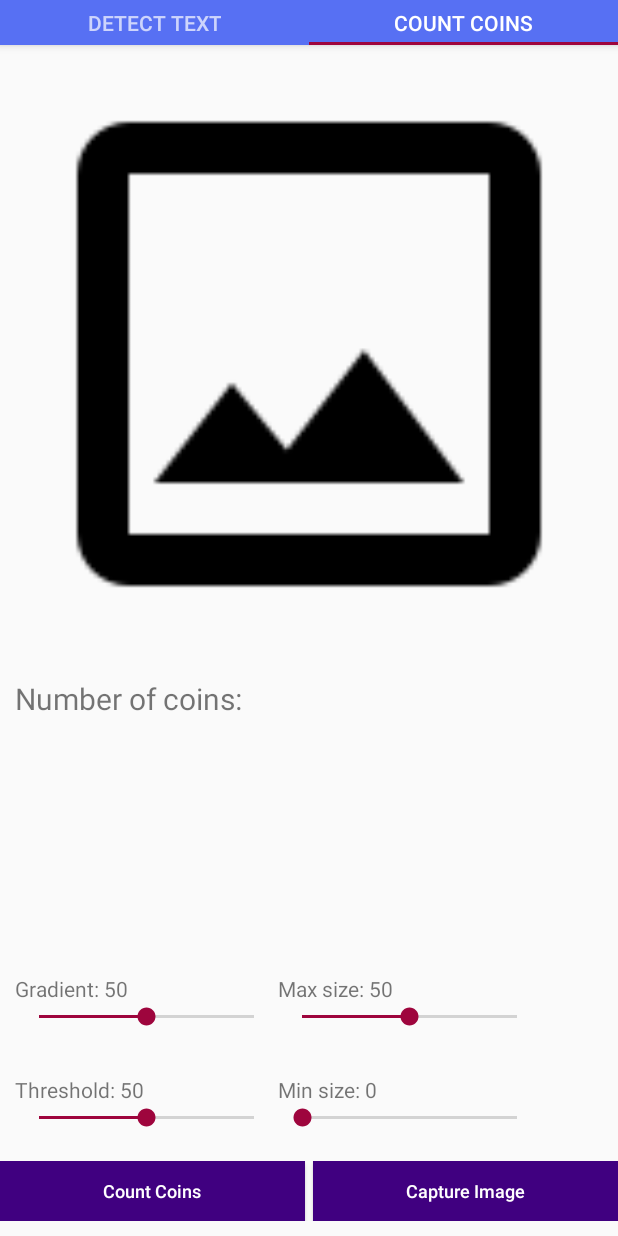
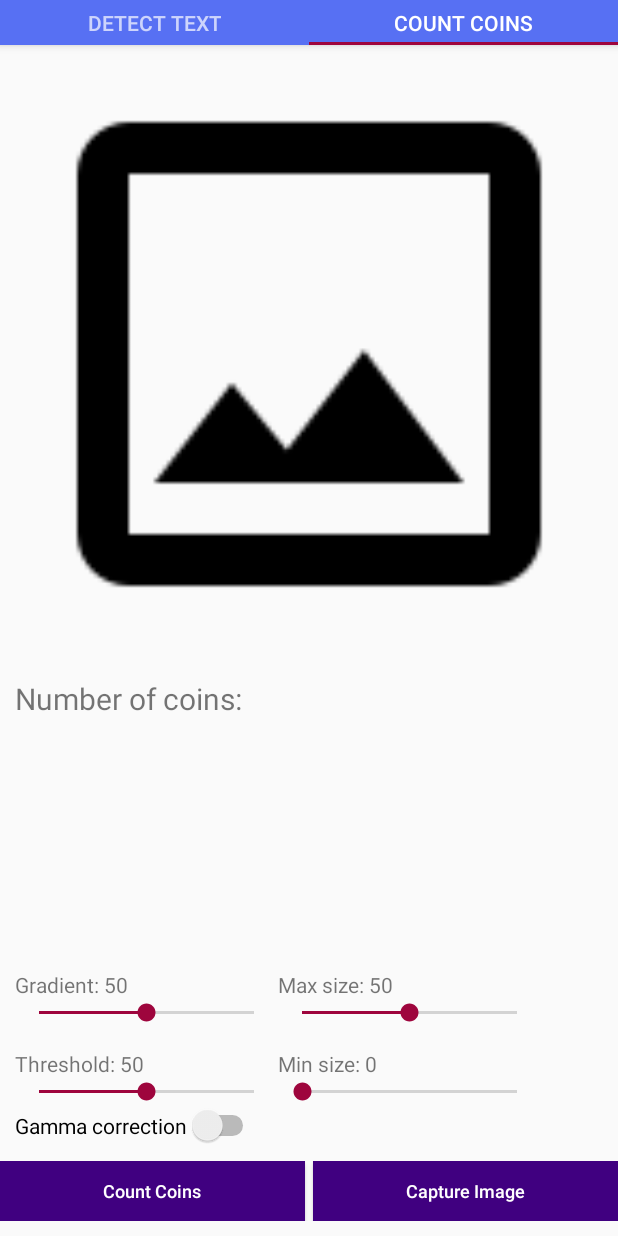
Before and after one commit to Barteq3012/CountCoins, an Android app: the screen it shows after launch (MainActivity), tab 2 chosen, on a phone screen of 412 x 824 dp. Run offline under Robolectric (Android 15) with nearby library versions, the phone set to English and light mode, and no system bars; our stand-ins replace ButterKnife; libraries missing offline, so code that uses them is left out: com.google.firebase.ml, com.karumi.dexter, com.yalantis.ucrop; pictures from the network do not load.

Commit message:
dodanie wstępnego rozpoznawania monet

```diff
--- a/app/src/main/java/info/androidhive/imagepicker/DetectTextFragment.java
+++ b/app/src/main/java/info/androidhive/imagepicker/DetectTextFragment.java
@@ -235,8 +235,9 @@ public class DetectTextFragment extends Fragment {
         }
     }
 
+/*
     private void showSettingsDialog() {
-        AlertDialog.Builder builder = new AlertDialog.Builder(getActivity());
+        AlertDialog.Builder builder = new AlertDialog.Builder(DetectText.this);
         builder.setTitle(getString(R.string.dialog_permission_title));
         builder.setMessage(getString(R.string.dialog_permission_message));
         builder.setPositiveButton(getString(R.string.go_to_settings), (dialog, which) -> {
@@ -251,9 +252,10 @@ public class DetectTextFragment extends Fragment {
     // navigating user to app settings
     private void openSettings() {
         Intent intent = new Intent(Settings.ACTION_APPLICATION_DETAILS_SETTINGS);
-        Uri uri = Uri.fromParts("package", getActivity().getPackageName(), null);
+        Uri uri = Uri.fromParts("package", getPackageName(), null);
         intent.setData(uri);
         startActivityForResult(intent, 101);
     }
 
+ */
 }
--- a/app/src/main/res/layout/count_coins.xml
+++ b/app/src/main/res/layout/count_coins.xml
@@ -26,6 +26,8 @@ tools:context=".CountCoinsFragment">
         android:textSize="20sp" />
 
 
+
+
     <GridLayout
         android:id="@+id/sliders_layout"
         android:layout_width="match_parent"
@@ -34,9 +36,9 @@ tools:context=".CountCoinsFragment">
         android:columnCount="2"
         android:rowCount="4"
         android:layout_marginStart="10dp"
-        android:layout_marginTop="10dp"
+        android:layout_marginTop="0dp"
         android:layout_marginEnd="10dp"
-        android:layout_marginBottom="20dp"
+        android:layout_marginBottom="10dp"
 
         >
 
@@ -56,7 +58,7 @@ tools:context=".CountCoinsFragment">
             android:layout_column="0"
             android:max="100"
             android:progress="50"
-            android:layout_marginBottom="30dp"/>
+            android:layout_marginBottom="15dp"/>
 
         <TextView
             android:id="@+id/textView2"
@@ -74,7 +76,7 @@ tools:context=".CountCoinsFragment">
             android:layout_column="1"
             android:max="100"
             android:progress="50"
-            android:layout_marginBottom="30dp"/>
+            android:layout_marginBottom="15dp"/>
 
         <TextView
             android:id="@+id/textView3"
@@ -110,9 +112,11 @@ tools:context=".CountCoinsFragment">
             android:progress="0"
             android:layout_column="1" />
 
-
-
-
+        <Switch
+            android:id="@+id/gamma_switch"
+            android:layout_width="wrap_content"
+            android:layout_height="wrap_content"
+            android:text="Gamma correction" />
 
     </GridLayout>
 
```
Also changed, not shown: app/src/main/java/info/androidhive/imagepicker/CountCoinsFragment.java (+51 -10 lines).
